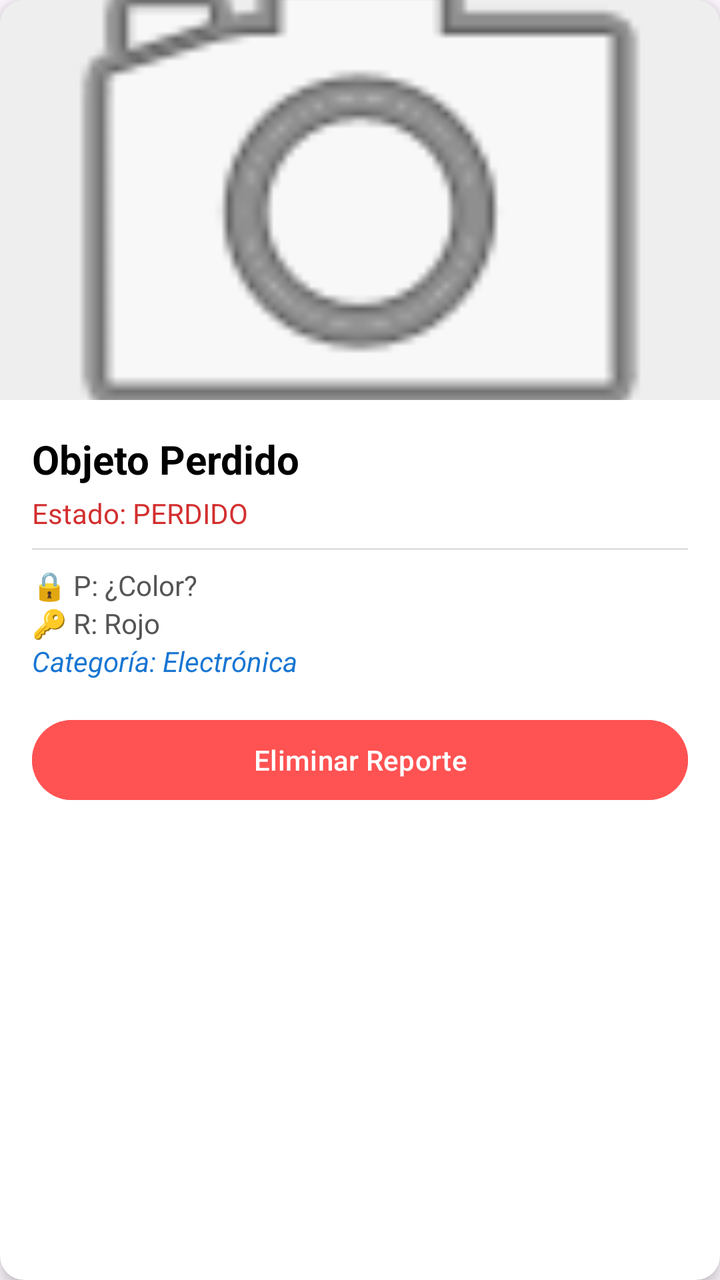
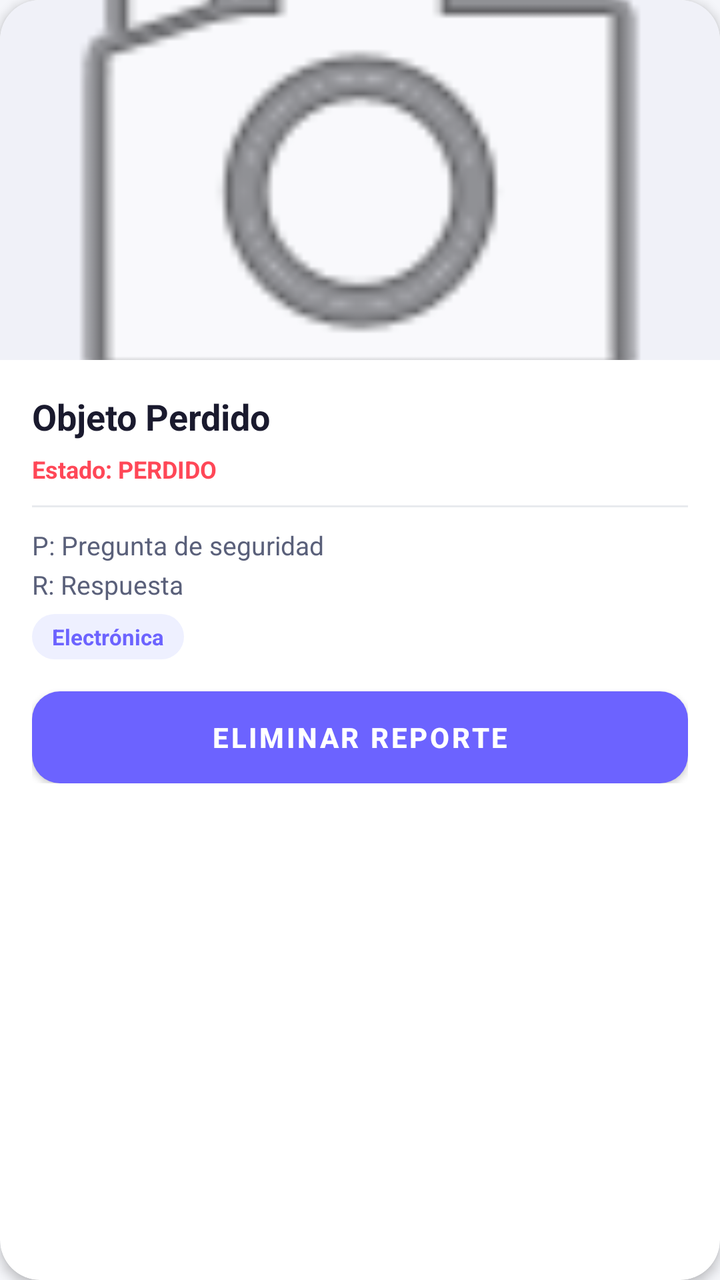

Screens rendered from an Android XML layout before and after an edit, with the pre-edit source and the edit as a unified diff.
<!-- AndroidManifest.xml: application theme Theme.LostNet -->
<!-- res/layout/item_reporte.xml -->
<androidx.cardview.widget.CardView
    xmlns:android="http://schemas.android.com/apk/res/android"
    xmlns:app="http://schemas.android.com/apk/res-auto"
    android:layout_width="match_parent"
    android:layout_height="wrap_content"
    android:layout_margin="8dp"
    app:cardCornerRadius="12dp"
    app:cardElevation="4dp">

    <LinearLayout
        android:layout_width="match_parent"
        android:layout_height="wrap_content"
        android:orientation="vertical">

        <ImageView
            android:id="@+id/imgReporte"
            android:layout_width="match_parent"
            android:layout_height="200dp"
            android:scaleType="centerCrop"
            android:src="@android:drawable/ic_menu_camera"
            android:background="#EEEEEE"/>

        <LinearLayout
            android:layout_width="match_parent"
            android:layout_height="wrap_content"
            android:orientation="vertical"
            android:padding="16dp">

            <TextView
                android:id="@+id/txtDescripcion"
                android:layout_width="wrap_content"
                android:layout_height="wrap_content"
                android:text="Objeto Perdido"
                android:textSize="20sp"
                android:textStyle="bold"
                android:textColor="#000000"/>

            <TextView
                android:id="@+id/txtEstado"
                android:layout_width="wrap_content"
                android:layout_height="wrap_content"
                android:text="Estado: PERDIDO"
                android:textColor="#D32F2F"
                android:layout_marginTop="4dp"/>

            <View
                android:layout_width="match_parent"
                android:layout_height="1dp"
                android:background="#E0E0E0"
                android:layout_marginTop="8dp"
                android:layout_marginBottom="8dp"/>

            <TextView
                android:id="@+id/txtPregunta"
                android:layout_width="wrap_content"
                android:layout_height="wrap_content"
                android:text="🔒 P: ¿Color?"
                android:textSize="14sp"
                android:textColor="#555555"/>

            <TextView
                android:id="@+id/txtRespuesta"
                android:layout_width="wrap_content"
                android:layout_height="wrap_content"
                android:text="🔑 R: Rojo"
                android:textSize="14sp"
                android:textColor="#555555"/>

            <TextView
                android:id="@+id/txtCategoria"
                android:layout_width="wrap_content"
                android:layout_height="wrap_content"
                android:text="Categoría: Electrónica"
                android:textSize="14sp"
                android:textColor="#1976D2"
                android:textStyle="italic"
                android:layout_marginBottom="4dp"/>

            <Button
                android:id="@+id/btnEliminar"
                android:layout_width="match_parent"
                android:layout_height="wrap_content"
                android:text="Eliminar Reporte"
                android:backgroundTint="#FF5252"
                android:layout_marginTop="12dp"/>

            <TextView
                android:id="@+id/txtIdOculto"
                android:visibility="gone"
                android:layout_width="wrap_content"
                android:layout_height="wrap_content"/>

        </LinearLayout>
    </LinearLayout>
</androidx.cardview.widget.CardView>
<!-- resources referenced by this layout -->
<resources>
  <style name="Theme.LostNet" parent="Base.Theme.LostNet" />
  <style name="Base.Theme.LostNet" parent="Theme.Material3.DayNight.NoActionBar">
          
          
      </style>
</resources>

<!-- the commit's change to res/layout/item_reporte.xml (unified diff, before → after) -->
@@ -1,11 +1,13 @@
+<?xml version="1.0" encoding="utf-8"?>
 <androidx.cardview.widget.CardView
     xmlns:android="http://schemas.android.com/apk/res/android"
     xmlns:app="http://schemas.android.com/apk/res-auto"
     android:layout_width="match_parent"
     android:layout_height="wrap_content"
-    android:layout_margin="8dp"
-    app:cardCornerRadius="12dp"
-    app:cardElevation="4dp">
+    android:layout_margin="10dp"
+    app:cardCornerRadius="20dp"
+    app:cardElevation="3dp"
+    app:cardBackgroundColor="@color/white">
 
     <LinearLayout
         android:layout_width="match_parent"
@@ -15,10 +17,10 @@
         <ImageView
             android:id="@+id/imgReporte"
             android:layout_width="match_parent"
-            android:layout_height="200dp"
+            android:layout_height="180dp"
             android:scaleType="centerCrop"
             android:src="@android:drawable/ic_menu_camera"
-            android:background="#EEEEEE"/>
+            android:background="@color/surface_section"/>
 
         <LinearLayout
             android:layout_width="match_parent"
@@ -31,58 +33,67 @@
                 android:layout_width="wrap_content"
                 android:layout_height="wrap_content"
                 android:text="Objeto Perdido"
-                android:textSize="20sp"
+                android:textSize="18sp"
                 android:textStyle="bold"
-                android:textColor="#000000"/>
+                android:textColor="@color/text_primary"
+                android:layout_marginBottom="6dp"/>
 
             <TextView
                 android:id="@+id/txtEstado"
                 android:layout_width="wrap_content"
                 android:layout_height="wrap_content"
                 android:text="Estado: PERDIDO"
-                android:textColor="#D32F2F"
-                android:layout_marginTop="4dp"/>
+                android:textColor="@color/danger"
+                android:textStyle="bold"
+                android:textSize="12sp"
+                android:layout_marginBottom="10dp"/>
 
             <View
                 android:layout_width="match_parent"
                 android:layout_height="1dp"
-                android:background="#E0E0E0"
-                android:layout_marginTop="8dp"
-                android:layout_marginBottom="8dp"/>
+                android:background="@color/divider"
+                android:layout_marginBottom="10dp"/>
 
             <TextView
                 android:id="@+id/txtPregunta"
                 android:layout_width="wrap_content"
                 android:layout_height="wrap_content"
-                android:text="🔒 P: ¿Color?"
-                android:textSize="14sp"
-                android:textColor="#555555"/>
+                android:text="P: Pregunta de seguridad"
+                android:textSize="13sp"
+                android:textColor="@color/text_secondary"
+                android:layout_marginBottom="2dp"/>
 
             <TextView
                 android:id="@+id/txtRespuesta"
                 android:layout_width="wrap_content"
                 android:layout_height="wrap_content"
-                android:text="🔑 R: Rojo"
-                android:textSize="14sp"
-                android:textColor="#555555"/>
+                android:text="R: Respuesta"
+                android:textSize="13sp"
+                android:textColor="@color/text_secondary"
+                android:layout_marginBottom="6dp"/>
 
             <TextView
                 android:id="@+id/txtCategoria"
                 android:layout_width="wrap_content"
                 android:layout_height="wrap_content"
-                android:text="Categoría: Electrónica"
-                android:textSize="14sp"
-                android:textColor="#1976D2"
-                android:textStyle="italic"
-                android:layout_marginBottom="4dp"/>
+                android:text="Electrónica"
+                android:textSize="11sp"
+                android:textColor="@color/primary"
+                android:textStyle="bold"
+                android:background="@drawable/bg_tag_pill"
+                android:paddingHorizontal="10dp"
+                android:paddingVertical="4dp"
+                android:layout_marginBottom="12dp"/>
 
             <Button
                 android:id="@+id/btnEliminar"
                 android:layout_width="match_parent"
-                android:layout_height="wrap_content"
+                android:layout_height="46dp"
                 android:text="Eliminar Reporte"
-                android:backgroundTint="#FF5252"
-                android:layout_marginTop="12dp"/>
+                android:background="@drawable/bg_button_danger"
+                android:textColor="#FFFFFF"
+                android:textStyle="bold"
+                android:layout_marginTop="4dp"/>
 
             <TextView
                 android:id="@+id/txtIdOculto"
<!-- resource entries referenced after the edit -->
@@ -1,9 +1,71 @@
 <!-- resources referenced by this layout -->
 <resources>
+  <color name="danger">#FF4757</color>
+  <color name="divider">#E8EAEE</color>
+  <color name="primary">#6C63FF</color>
+  <color name="surface_section">#F0F1F8</color>
+  <color name="text_primary">#1A1A2E</color>
+  <color name="text_secondary">#5A607A</color>
+  <color name="white">#FFFFFFFF</color>
+  <!-- drawable bg_button_danger (drawable) -->
+  <?xml version="1.0" encoding="utf-8"?>
+  <shape xmlns:android="http://schemas.android.com/apk/res/android"
+      android:shape="rectangle">
+      <gradient
+          android:startColor="#FF4757"
+          android:endColor="#CC1F2E"
+          android:angle="135"/>
+      <corners android:radius="14dp"/>
+  </shape>
+  <!-- drawable bg_tag_pill (drawable) -->
+  <?xml version="1.0" encoding="utf-8"?>
+  <shape xmlns:android="http://schemas.android.com/apk/res/android">
+      <solid android:color="#EEF0FF" />
+      <corners android:radius="30dp" />
+  </shape>
   <style name="Theme.LostNet" parent="Base.Theme.LostNet" />
-  <style name="Base.Theme.LostNet" parent="Theme.Material3.DayNight.NoActionBar">
-          
-          
+  <style name="Base.Theme.LostNet" parent="Theme.MaterialComponents.Light.NoActionBar">
+          <item name="colorPrimary">@color/primary</item>
+          <item name="colorPrimaryDark">@color/primary_dark</item>
+          <item name="colorOnPrimary">@color/white</item>
+          <item name="colorSecondary">@color/accent</item>
+          <item name="colorOnSecondary">@color/white</item>
+          <item name="colorError">@color/danger</item>
+          <item name="colorSurface">@color/surface_card</item>
+          <item name="colorOnSurface">@color/text_primary</item>
+          <item name="android:colorBackground">@color/surface_dark</item>
+          <item name="android:windowBackground">@color/surface_dark</item>
+          <item name="android:statusBarColor">@color/white</item>
+          <item name="android:navigationBarColor">@color/white</item>
+          <item name="android:windowLightStatusBar">true</item>
+          <item name="textInputStyle">@style/LostNet_TextInputLayout</item>
+          <item name="chipStyle">@style/LostNet_Chip</item>
       </style>
+  <color name="primary_dark">#4A43CC</color>
+  <color name="accent">#00B894</color>
+  <color name="surface_card">#FFFFFF</color>
+  <color name="surface_dark">#F5F6FA</color>
+  <style name="LostNet_TextInputLayout" parent="Widget.MaterialComponents.TextInputLayout.OutlinedBox">
+          <item name="boxStrokeColor">@color/border_subtle</item>
+          <item name="hintTextColor">@color/text_secondary</item>
+          <item name="android:textColorHint">@color/text_hint</item>
+          <item name="boxBackgroundColor">@color/white</item>
+          <item name="boxCornerRadiusBottomEnd">12dp</item>
+          <item name="boxCornerRadiusBottomStart">12dp</item>
+          <item name="boxCornerRadiusTopEnd">12dp</item>
+          <item name="boxCornerRadiusTopStart">12dp</item>
+      </style>
+  <style name="LostNet_Chip" parent="Widget.MaterialComponents.Chip.Choice">
+          <item name="chipBackgroundColor">@color/chip_background_state</item>
+          <item name="chipStrokeColor">@color/border_subtle</item>
+          <item name="chipStrokeWidth">1dp</item>
+          <item name="android:textColor">@color/chip_text_state</item>
+          <item name="chipIconTint">@color/chip_text_state</item>
+          <item name="chipCornerRadius">20dp</item>
+          <item name="checkedIconVisible">false</item>
+          <item name="chipIconVisible">true</item>
+      </style>
+  <color name="border_subtle">#DDE1EC</color>
+  <color name="text_hint">#9AA0B8</color>
 </resources>
 
